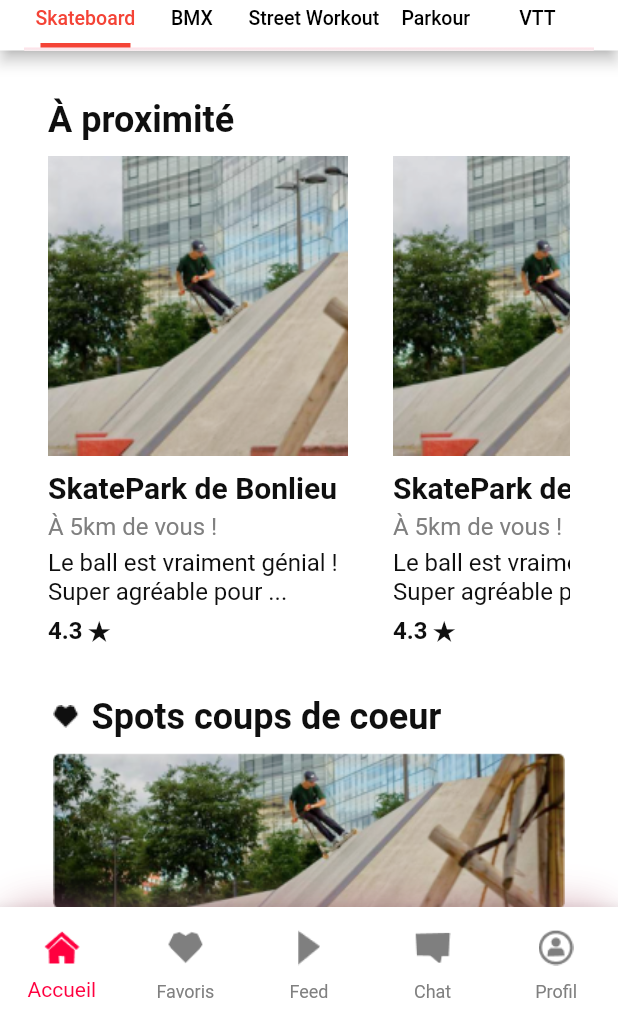
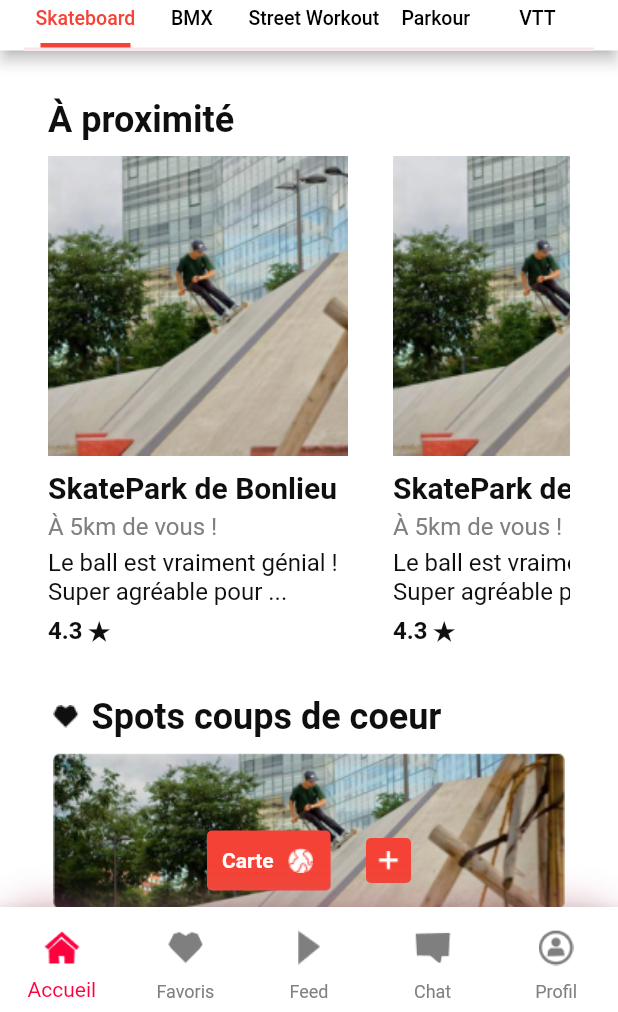
Before and after one commit to AlzUrt/Spotted, a Flutter app: the screen it shows after launch, on a phone screen of 412 x 824 dp, the part 224-1236 px from its top. Run offline on Flutter 3.47's test engine with Material 2 defaults, Android fonts, the phone set to English and light mode, and no system bars; Roboto replaces fonts that are missing (IntegralCF).

Commit message:
ajout des deux bouton pour les pages carte et +

```diff
--- a/lib/views/spotList.dart
+++ b/lib/views/spotList.dart
@@ -10,18 +10,6 @@ class SpotList extends StatefulWidget {
 }
 
 class _SpotListState extends State<SpotList> {
-  List<String> images = [
-    'https://picsum.photos/id/237/200/300',
-    'https://picsum.photos/id/238/200/300',
-    'https://picsum.photos/id/239/200/300',
-    'https://picsum.photos/id/240/200/300',
-    'https://picsum.photos/id/241/200/300',
-    'https://picsum.photos/id/242/200/300',
-    'https://picsum.photos/id/243/200/300',
-    'https://picsum.photos/id/244/200/300',
-    'https://picsum.photos/id/245/200/300',
-    'https://picsum.photos/id/246/200/300',
-  ];
 
   @override
   Widget build(BuildContext context) {
@@ -31,7 +19,9 @@ class _SpotListState extends State<SpotList> {
         title: SearchField(),
         toolbarHeight: 183.0,
       ),
-      body: Container(
+      body: Stack(
+        children: [
+          Container(
         color: Colors.white,
         child: CustomScrollView(
           slivers: [
@@ -505,39 +495,133 @@ SizedBox(height: 30),
                                   ],
                                 ),
                               ),
+
                             ],
                           ),
                         ),
 
+                              SizedBox(height: 30),
 
-
-
-
-
-
-
-
-
-
-
-
-                        // SizedBox(height: 10),
-                        // ListView.builder(
-                        //   shrinkWrap: true,
-                        //   physics: NeverScrollableScrollPhysics(),
-                        //   itemCount: images.length,
-                        //   itemBuilder: (BuildContext context, int index) {
-                        //     return Image.network(images[index]);
-                        //   },
-                        // ),
                       ],
                     ),
                   ],
                 ),
               ),
             ),
+
+
+
+
           ],
+
         ),
+
+      ),
+
+
+Positioned(
+            left: 0,
+            right: 0,
+            top: 520,
+
+            child: Container(
+              margin: EdgeInsets.symmetric(horizontal: 138),
+              child: Column(
+                children: [
+                  Container(
+                    // margin: EdgeInsets.only(bottom: 16),
+                    child: Row(
+                      mainAxisAlignment: MainAxisAlignment.spaceBetween,
+                      children: [
+                        // Add the first button
+                        Container(
+                          decoration: BoxDecoration(
+                            borderRadius: BorderRadius.circular(3.3),
+                            color: Colors.red,
+                          ),
+                          child: Material(
+                            color: Colors.transparent,
+                            child: InkWell(
+                              onTap: () {
+                                // Navigate to the first page
+                                Navigator.push(
+                                  context,
+                                  MaterialPageRoute(
+                                      builder: (context) => FirstPage()),
+                                );
+                              },
+                              child: Padding(
+                                padding: const EdgeInsets.all(10.0),
+                                child: Row(
+                                  mainAxisAlignment: MainAxisAlignment.center,
+                                  children: [
+                                    Text(
+                                      'Carte',
+                                      style: TextStyle(
+                                        color: Colors.white,
+                                        fontWeight: FontWeight.bold,
+                                      ),
+                                    ),
+                                    SizedBox(width: 8),
+                                    Image.asset(
+                                      'lib/assets/images/icons/terre.png',
+                                      width: 20,
+                                      height: 20,
+                                      color: Colors.white,
+                                    ),
+                                  ],
+                                ),
+                              ),
+                            ),
+                          ),
+                        ),
+
+                        // Add some spacing between the buttons
+                        SizedBox(width: 16),
+
+                        // Add the second button
+                        Container(
+                          height: 30.0,
+                          width: 30.0,
+                          decoration: BoxDecoration(
+                            borderRadius: BorderRadius.circular(3.3),
+                            color: Colors.red,
+                          ),
+                          child: Material(
+                            color: Colors.transparent,
+                            child: InkWell(
+                              onTap: () {
+                                // Navigate to the second page
+                                Navigator.push(
+                                  context,
+                                  MaterialPageRoute(
+                                      builder: (context) => SecondPage()),
+                                );
+                              },
+                              child: Padding(
+                                padding: const EdgeInsets.all(0),
+                                child: Image.asset(
+                                  'lib/assets/images/icons/plus.png',
+                                  width: 150,
+                                  height: 150,
+                                  color: Colors.white,
+                                ),
+                              ),
+                            ),
+                          ),
+                        ),
+                      ],
+                    ),
+                  ),
+                ],
+              ),
+            ),
+          ),
+
+
+
+
+        ],
       ),
     );
   }
```
